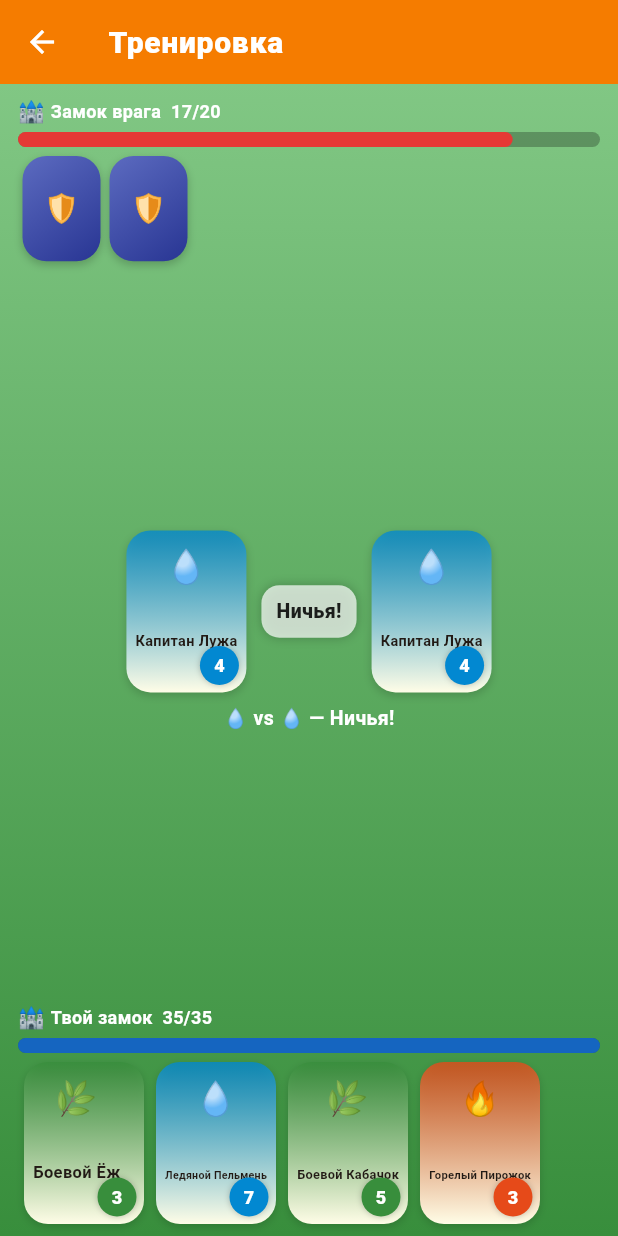
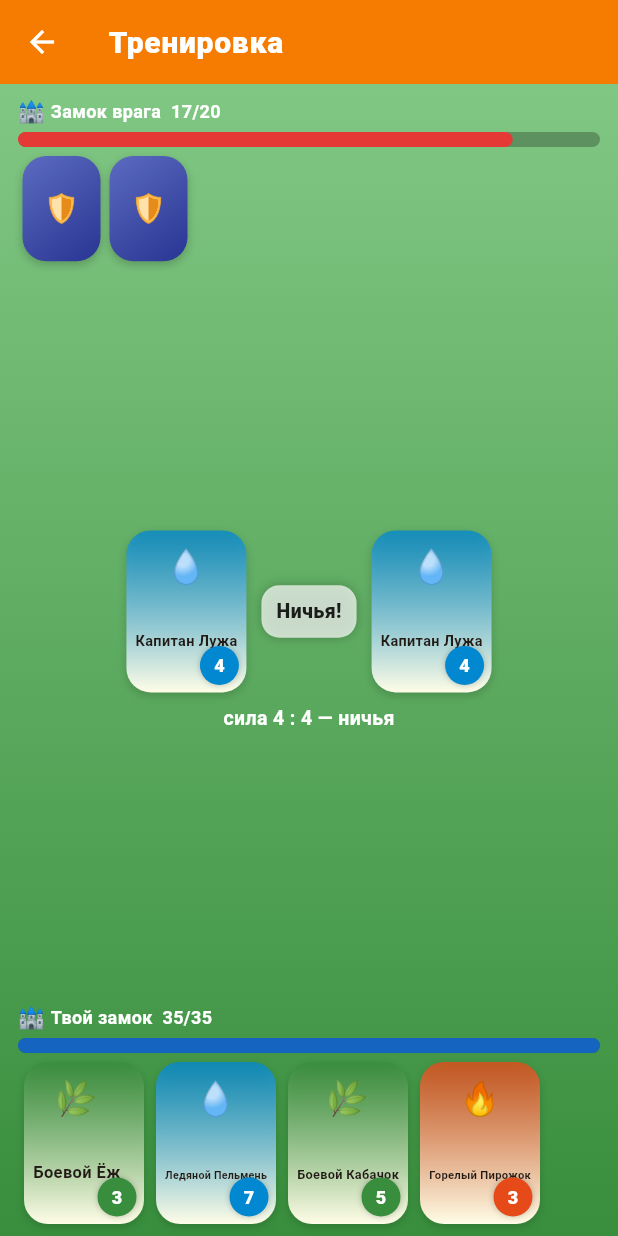
Before and after one commit to AndreyKuleshov/card_game, a Flutter app: the DuelScreen screen opened directly with sample values from the repository, after a tap on "Желанный Петушок", after a tap on "Капитан Лужа", on a phone screen of 412 x 824 dp. Run offline on Flutter 3.47's test engine with Material 3 defaults, Android fonts, the phone set to English and light mode, and no system bars; our stand-ins replace flutter_riverpod, shared_preferences; accounts and stored records are empty.

Commit message:
fix: duel hint shows effective powers; only says 'бьёт' on real element advantage
Same-element wins (e.g. via the Казарма bonus) no longer claim '🔥 бьёт 🔥',
and the +N is no longer mislabeled as an element bonus. The hint now shows the
effective powers (which fold in element + barracks bonuses) and only calls out
'бьёт' when one element actually beats the other.

Co-Authored-By: Claude Opus 4.8 <noreply@anthropic.com>

```diff
--- a/lib/ui/duel_screen.dart
+++ b/lib/ui/duel_screen.dart
@@ -3,6 +3,7 @@ import 'package:flutter/material.dart';
 import 'package:flutter_riverpod/flutter_riverpod.dart';
 import '../engine/duel_engine.dart';
 import '../engine/duel_session.dart';
+import '../engine/element.dart';
 import '../engine/game_card.dart';
 import '../state/providers.dart';
 import 'duel_setup.dart';
@@ -202,16 +203,26 @@ class _BattleZone extends StatelessWidget {
     final playerWon = r.winner == RoundWinner.player;
     final isTie = r.winner == RoundWinner.tie;
 
-    // Element hint line
+    // Hint line: always show the effective powers (these already fold in the
+    // element bonus AND the Казарма bonus), and only call out "бьёт" when there
+    // is a genuine element advantage — same-element matchups have none.
     final pEmoji = GameColors.elementEmoji(r.playerCard.element);
     final oEmoji = GameColors.elementEmoji(r.opponentCard.element);
+    final power = 'сила ${r.playerEffectivePower} : ${r.opponentEffectivePower}';
     final String elementHint;
     if (isTie) {
-      elementHint = '$pEmoji vs $oEmoji — Ничья!';
+      elementHint = '$power — ничья';
     } else {
-      final winEmoji = playerWon ? pEmoji : oEmoji;
-      final loseEmoji = playerWon ? oEmoji : pEmoji;
-      elementHint = '$winEmoji бьёт $loseEmoji +${r.damage}';
+      final winnerBeats = playerWon
+          ? ElementRules.beats(r.playerCard.element, r.opponentCard.element)
+          : ElementRules.beats(r.opponentCard.element, r.playerCard.element);
+      if (winnerBeats) {
+        final winEmoji = playerWon ? pEmoji : oEmoji;
+        final loseEmoji = playerWon ? oEmoji : pEmoji;
+        elementHint = '$winEmoji бьёт $loseEmoji  •  $power';
+      } else {
+        elementHint = power;
+      }
     }
 
     // Result badge label
```
